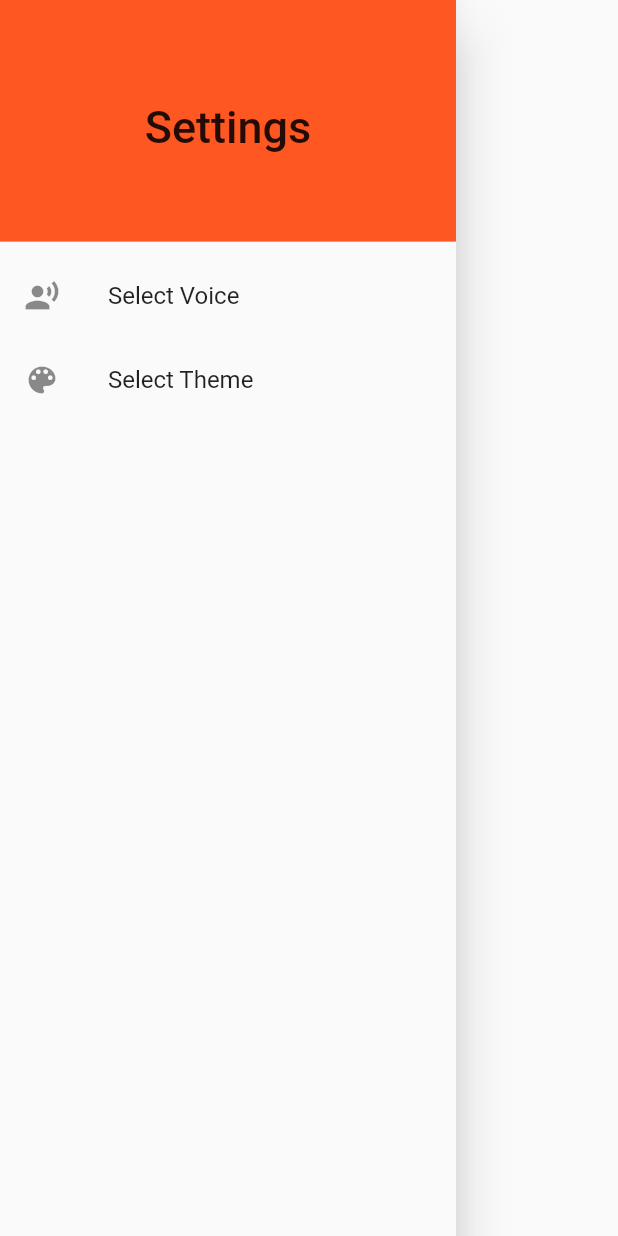
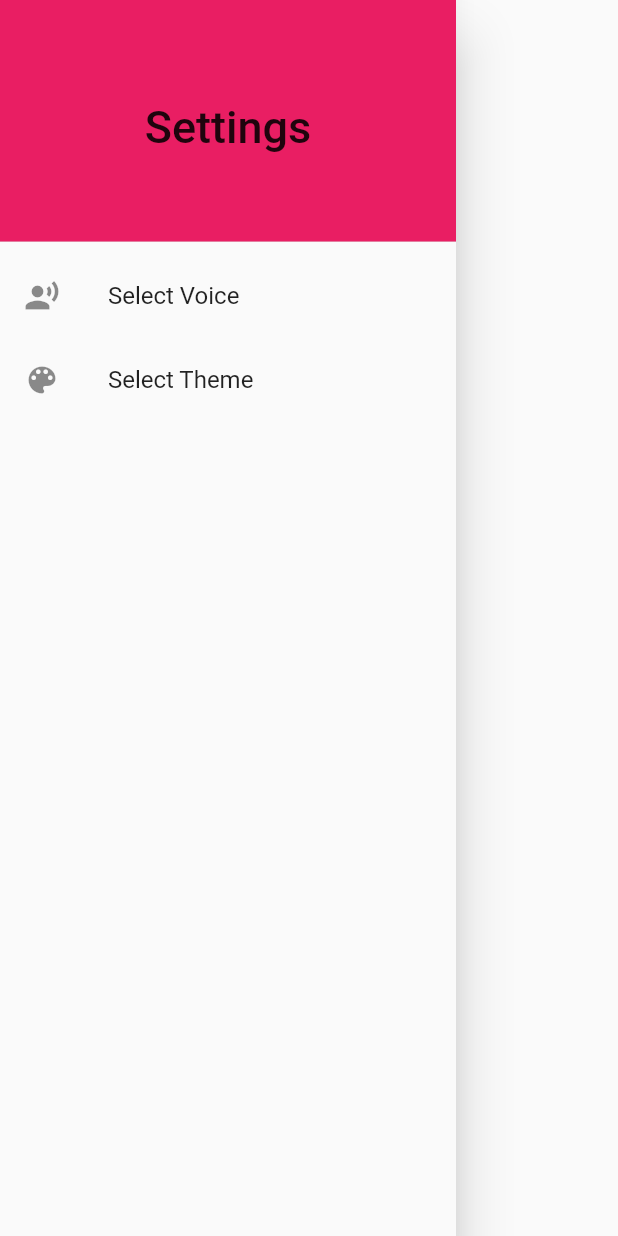
Before and after one commit to r-shafi/flutter_quran_app, a Flutter app: the SettingsDrawer widget shown alone on an empty page, opened directly, on a phone screen of 412 x 824 dp. Run offline on Flutter 3.47's test engine with Material 2 defaults, Android fonts, the phone set to English and light mode, and no system bars; our stand-ins replace carousel_slider, just_audio, shared_preferences; accounts and stored records are empty; network calls fail.

Commit message:
update colors

```diff
--- a/lib/pages/voice_picker.dart
+++ b/lib/pages/voice_picker.dart
@@ -89,7 +89,7 @@ class _VoicePickerState extends State<VoicePicker> {
     } catch (e) {
       ScaffoldMessenger.of(context).showSnackBar(
         const SnackBar(
-          backgroundColor: Colors.deepOrange,
+          backgroundColor: Colors.pink,
           content: Text(
             'Something went wrong! Try Selecting Another Voice',
           ),
@@ -125,7 +125,7 @@ class _VoicePickerState extends State<VoicePicker> {
                     child: Container(
                       decoration: BoxDecoration(
                         color: selectedVoice == voice.identifier
-                            ? Colors.deepOrange
+                            ? Colors.pink
                             : Colors.black12,
                         borderRadius: BorderRadius.circular(10),
                       ),
--- a/lib/widgets/drawer.dart
+++ b/lib/widgets/drawer.dart
@@ -11,7 +11,7 @@ class SettingsDrawer extends StatelessWidget {
         children: [
           const DrawerHeader(
             decoration: BoxDecoration(
-              color: Colors.deepOrange,
+              color: Colors.pink,
             ),
             child: Center(
               child: Text(
--- a/lib/widgets/prayer_time.dart
+++ b/lib/widgets/prayer_time.dart
@@ -56,7 +56,7 @@ class _PrayerTimeState extends State<PrayerTime> {
                     width: MediaQuery.of(context).size.width,
                     margin: const EdgeInsets.symmetric(horizontal: 5.0),
                     decoration: const BoxDecoration(
-                      color: Colors.deepOrangeAccent,
+                      color: Colors.pink,
                       borderRadius: BorderRadius.all(Radius.circular(10.0)),
                     ),
                     padding: const EdgeInsets.symmetric(horizontal: 20),
```
